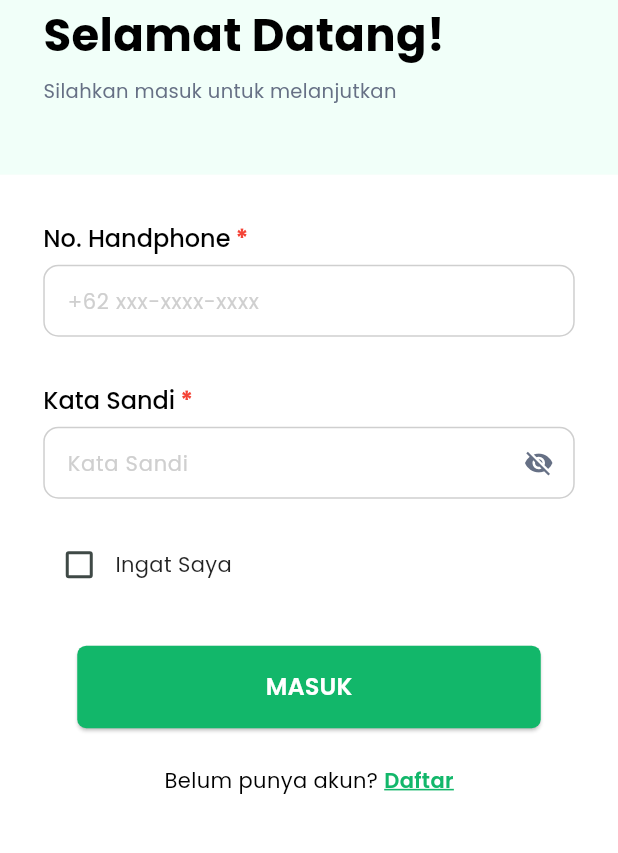
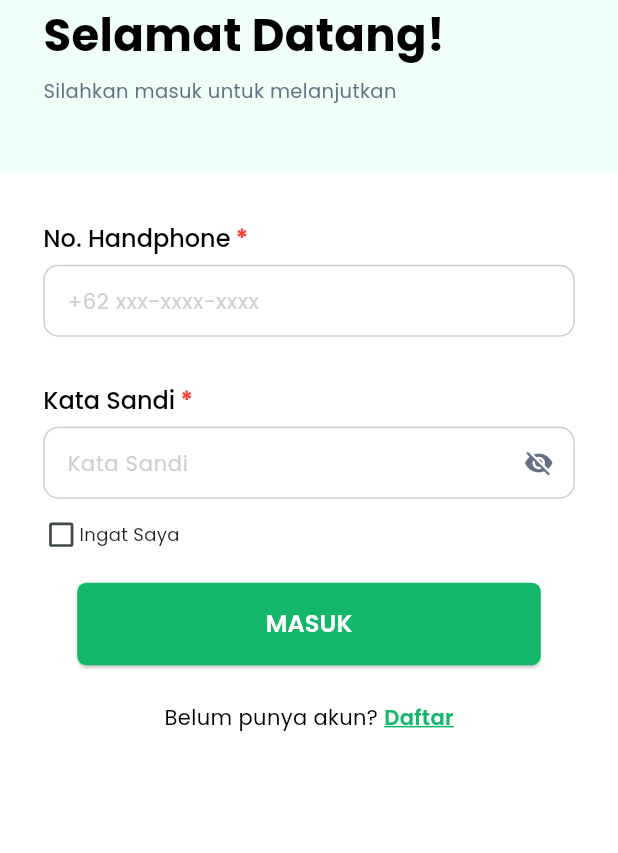
Before and after one commit to athaabiyyu/koperasi_rsb, a Flutter app: the screen it shows after launch, on a phone screen of 412 x 824 dp, the part 159-1012 px from its top. Run offline on Flutter 3.47's test engine with Material 3 defaults, Android fonts, the phone set to English and light mode, and no system bars; our stand-ins replace auto_size_text, file_picker, flutter_dotenv, google_fonts, shared_preferences.

Commit message:
style: Adjust checkbox and label styling in login page for improved UI

```diff
--- a/lib/screens/auth/login/login.dart
+++ b/lib/screens/auth/login/login.dart
@@ -261,11 +261,12 @@ class _LoginPageState extends State<LoginPage> {
                           },
                         ),
 
-                        // ⭐ CHECKBOX "INGAT SAYA"
-                        const SizedBox(height: 20),
+                           const SizedBox(height: 12),
                       Row(
                         children: [
-                            Checkbox(
+                          Transform.scale(
+                            scale: 0.9,
+                            child: Checkbox(
                               value: _rememberMe,
                               onChanged: _isLoading
                                   ? null
@@ -275,6 +276,11 @@ class _LoginPageState extends State<LoginPage> {
                                       });
                                     },
                               activeColor: darkGreen,
+                              materialTapTargetSize:
+                                  MaterialTapTargetSize.shrinkWrap,
+                              visualDensity: const VisualDensity(
+                                  horizontal: -4, vertical: -4),
+                            ),
                           ),
                           Expanded(
                             child: GestureDetector(
@@ -288,10 +294,9 @@ class _LoginPageState extends State<LoginPage> {
                               child: Text(
                                 'Ingat Saya',
                                 style: GoogleFonts.poppins(
-                                    fontSize: 14,
-                                    color: _isLoading
-                                        ? Colors.grey
-                                        : Colors.black87,
+                                  fontSize: 12,
+                                  color:
+                                      _isLoading ? Colors.grey : Colors.black87,
                                 ),
                               ),
                             ),
@@ -299,7 +304,8 @@ class _LoginPageState extends State<LoginPage> {
                         ],
                       ),
 
-                        const SizedBox(height: 30),
+                      const SizedBox(height: 20),
+
 
                         SizedBox(
                           width: _deviceWidth * 0.75,
```
Lines whose indentation alone changed are shown as unchanged.
